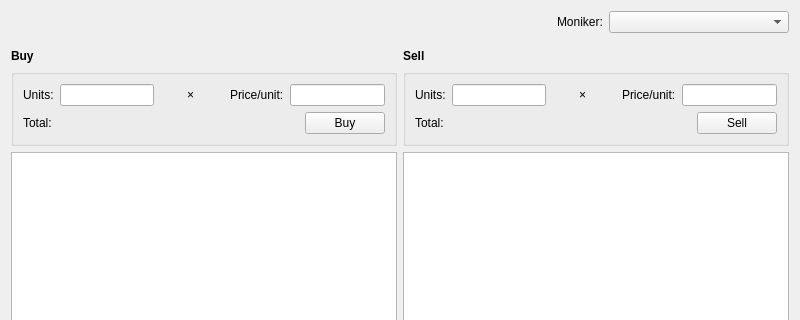
Above: ui/forms/tradepage.ui from chromaway/ngcccbase before the change; both pictures show x 0 to 800 and y 0 to 320 of the 800 by 500 pixel window. Below: the same form after it.
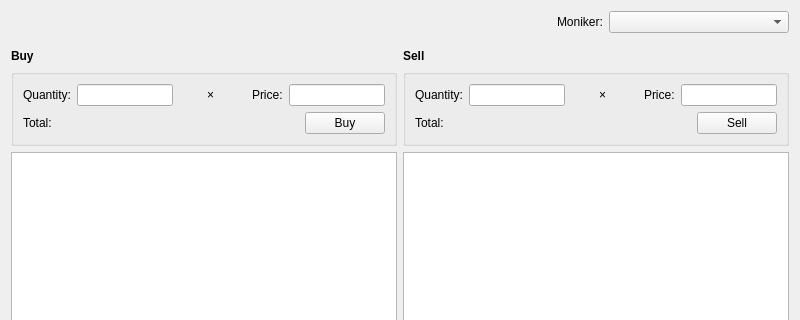
That is the form after the change.

```diff
--- a/ui/forms/tradepage.ui
+++ b/ui/forms/tradepage.ui
@@ -112,7 +112,7 @@
             <item>
              <widget class="QLabel" name="label_4">
               <property name="text">
-               <string>Units:</string>
+               <string>Quantity:</string>
               </property>
              </widget>
             </item>
@@ -168,7 +168,7 @@
             <item>
              <widget class="QLabel" name="label_2">
               <property name="text">
-               <string>Price/unit:</string>
+               <string>Price:</string>
               </property>
              </widget>
             </item>
@@ -291,7 +291,7 @@
             <item>
              <widget class="QLabel" name="label_3">
               <property name="text">
-               <string>Units:</string>
+               <string>Quantity:</string>
               </property>
              </widget>
             </item>
@@ -347,7 +347,7 @@
             <item>
              <widget class="QLabel" name="label_6">
               <property name="text">
-               <string>Price/unit:</string>
+               <string>Price:</string>
               </property>
              </widget>
             </item>
```
Left out of the diff: 8 changed lines with no effect on the pictures.
